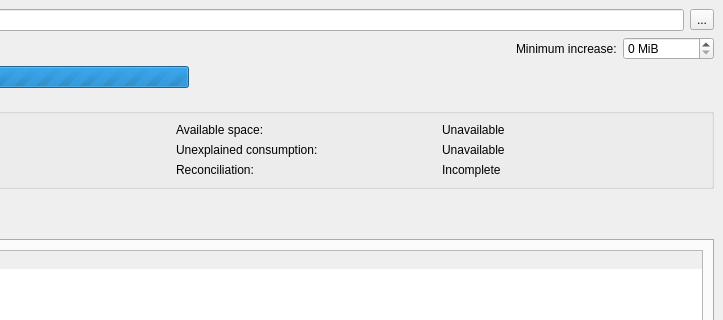
First picture: the form in app/src/mainwindow.ui, repository VioletGiraffe/SpaceGuard, before the edit; both pictures show x 377 to 1100 and y 0 to 320 of the 1100 by 720 pixel window.
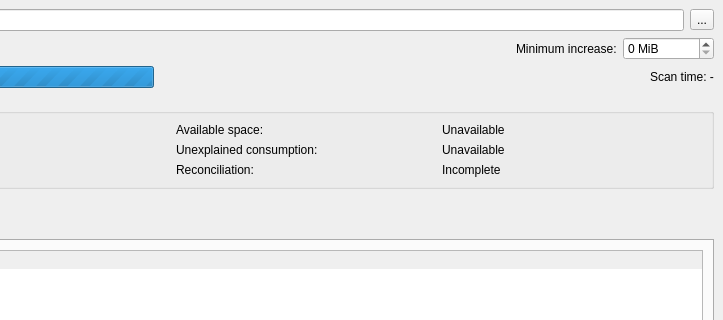
Second picture: the form after the edit.

Commit message: Tracking scan time

Patch:
```diff
--- a/app/src/mainwindow.ui
+++ b/app/src/mainwindow.ui
@@ -95,6 +95,11 @@
         <property name="text"><string/></property>
        </widget>
       </item>
+      <item>
+       <widget class="QLabel" name="scanDurationLabel">
+        <property name="text"><string>Scan time: -</string></property>
+       </widget>
+      </item>
      </layout>
     </item>
     <item>
```
The commit also changes 2 other files.
